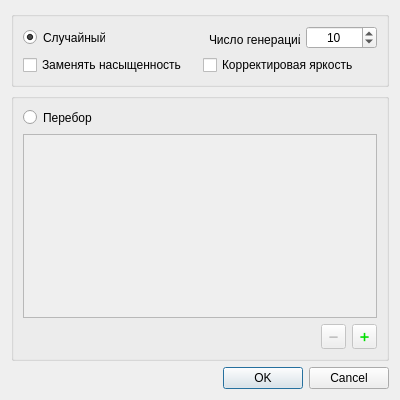
The window that Forms/ColorSettings.ui (hremman/ImageCompiler) describes before a commit, drawn with Qt 5.
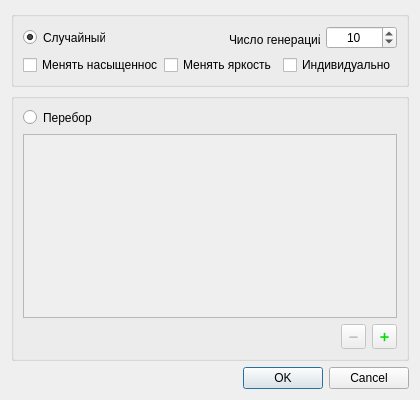
The same window after the commit. Icons and pictures are not drawn.

```diff
--- a/Forms/ColorSettings.ui
+++ b/Forms/ColorSettings.ui
@@ -6,19 +6,19 @@
    <rect>
     <x>0</x>
     <y>0</y>
-    <width>400</width>
+    <width>420</width>
     <height>400</height>
    </rect>
   </property>
   <property name="minimumSize">
    <size>
-    <width>400</width>
+    <width>420</width>
     <height>400</height>
    </size>
   </property>
   <property name="maximumSize">
    <size>
-    <width>400</width>
+    <width>420</width>
     <height>800</height>
    </size>
   </property>
@@ -135,7 +135,7 @@
            <string>Указывает, нужно ли при подмене цвета на указанный так же заменять насыщенность.</string>
           </property>
           <property name="text">
-           <string>Заменять насыщенность</string>
+           <string>Менять насыщенность</string>
           </property>
          </widget>
         </item>
@@ -145,7 +145,30 @@
            <string>Указывает, что при подмене цвета необходимо сдвинуть усреднённую яркость исходника к яркости выбранного цвета</string>
           </property>
           <property name="text">
-           <string>Корректировая яркость</string>
+           <string>Менять яркость</string>
+          </property>
+         </widget>
+        </item>
+        <item>
+         <spacer name="horizontalSpacer_4">
+          <property name="orientation">
+           <enum>Qt::Horizontal</enum>
+          </property>
+          <property name="sizeHint" stdset="0">
+           <size>
+            <width>40</width>
+            <height>20</height>
+           </size>
+          </property>
+         </spacer>
+        </item>
+        <item>
+         <widget class="QCheckBox" name="for_each">
+          <property name="toolTip">
+           <string>Позволяет выбирать для каждого цета, изменять ли яркость и.или насыщенность. Решаетяс случайным образом</string>
+          </property>
+          <property name="text">
+           <string>Индивидуально</string>
           </property>
          </widget>
         </item>
```
